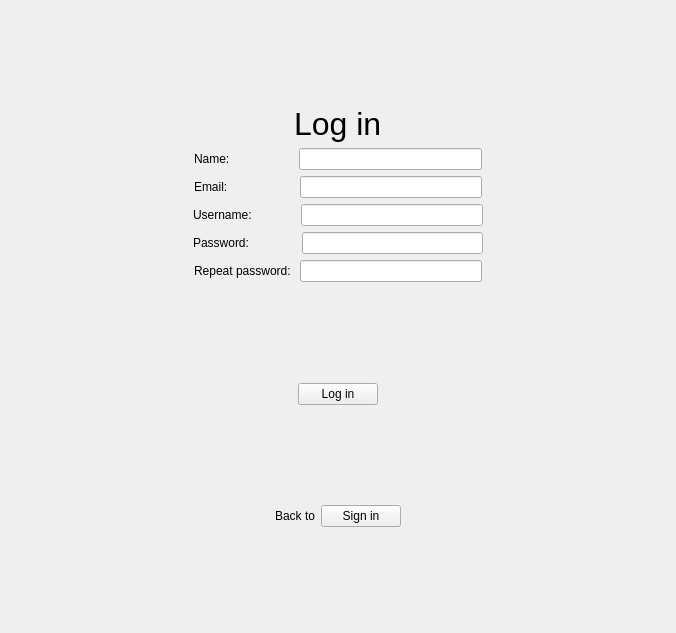
Old version of the form src/ui/loginwindow.ui in the repository artemmukh/Donatikov.net.
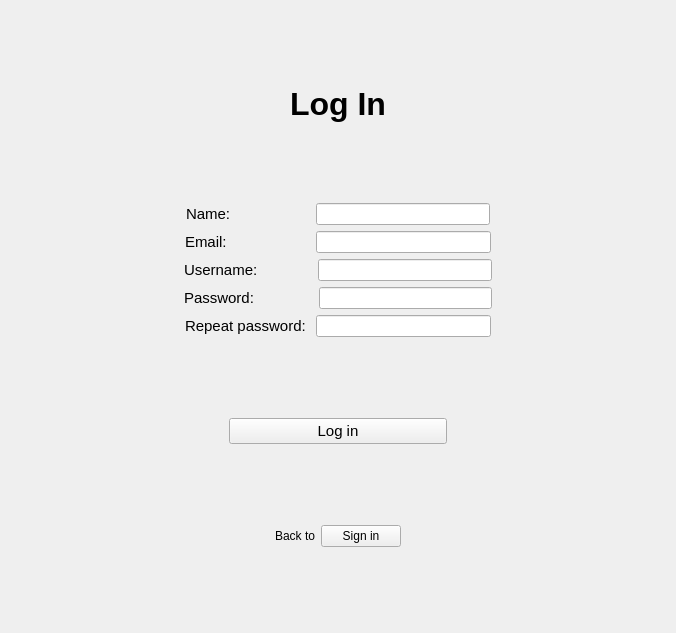
New version of the form.

Patch:
```diff
--- a/src/ui/loginwindow.ui
+++ b/src/ui/loginwindow.ui
@@ -50,10 +50,11 @@
           <property name="font">
            <font>
             <pointsize>24</pointsize>
+            <bold>true</bold>
            </font>
           </property>
           <property name="text">
-           <string>Log in</string>
+           <string>Log In</string>
           </property>
          </widget>
         </item>
@@ -72,10 +73,23 @@
         </item>
        </layout>
       </item>
+      <item>
+       <spacer name="verticalSpacer_5">
+        <property name="orientation">
+         <enum>Qt::Orientation::Vertical</enum>
+        </property>
+        <property name="sizeHint" stdset="0">
+         <size>
+          <width>20</width>
+          <height>40</height>
+         </size>
+        </property>
+       </spacer>
+      </item>
       <item>
        <layout class="QHBoxLayout" name="horizontalLayout_3">
         <item>
-         <spacer name="horizontalSpacer_7">
+         <spacer name="horizontalSpacer_8">
           <property name="orientation">
            <enum>Qt::Orientation::Horizontal</enum>
           </property>
@@ -89,6 +103,11 @@
         </item>
         <item>
          <widget class="QLabel" name="label_2">
+          <property name="font">
+           <font>
+            <pointsize>11</pointsize>
+           </font>
+          </property>
           <property name="text">
            <string>Name:                   </string>
           </property>
@@ -98,7 +117,7 @@
          <widget class="QLineEdit" name="lineEditName"/>
         </item>
         <item>
-         <spacer name="horizontalSpacer_12">
+         <spacer name="horizontalSpacer_4">
           <property name="orientation">
            <enum>Qt::Orientation::Horizontal</enum>
           </property>
@@ -115,7 +134,7 @@
       <item>
        <layout class="QHBoxLayout" name="horizontalLayout_5">
         <item>
-         <spacer name="horizontalSpacer_6">
+         <spacer name="horizontalSpacer_9">
           <property name="orientation">
            <enum>Qt::Orientation::Horizontal</enum>
           </property>
@@ -129,6 +148,11 @@
         </item>
         <item>
          <widget class="QLabel" name="label_3">
+          <property name="font">
+           <font>
+            <pointsize>11</pointsize>
+           </font>
+          </property>
           <property name="text">
            <string>Email:                    </string>
           </property>
@@ -138,7 +162,7 @@
          <widget class="QLineEdit" name="lineEditEmail"/>
         </item>
         <item>
-         <spacer name="horizontalSpacer_11">
+         <spacer name="horizontalSpacer_3">
           <property name="orientation">
            <enum>Qt::Orientation::Horizontal</enum>
           </property>
@@ -155,7 +179,7 @@
       <item>
        <layout class="QHBoxLayout" name="horizontalLayout_6">
         <item>
-         <spacer name="horizontalSpacer_5">
+         <spacer name="horizontalSpacer_10">
           <property name="orientation">
            <enum>Qt::Orientation::Horizontal</enum>
           </property>
@@ -169,6 +193,11 @@
         </item>
         <item>
          <widget class="QLabel" name="label_4">
+          <property name="font">
+           <font>
+            <pointsize>11</pointsize>
+           </font>
+          </property>
           <property name="text">
            <string>Username:             </string>
           </property>
@@ -178,7 +207,7 @@
          <widget class="QLineEdit" name="lineEditUsername"/>
         </item>
         <item>
-         <spacer name="horizontalSpacer_10">
+         <spacer name="horizontalSpacer_5">
           <property name="orientation">
            <enum>Qt::Orientation::Horizontal</enum>
           </property>
@@ -195,7 +224,7 @@
       <item>
        <layout class="QHBoxLayout" name="horizontalLayout_7">
         <item>
-         <spacer name="horizontalSpacer_4">
+         <spacer name="horizontalSpacer_11">
           <property name="orientation">
            <enum>Qt::Orientation::Horizontal</enum>
           </property>
@@ -209,6 +238,11 @@
         </item>
         <item>
          <widget class="QLabel" name="label_5">
+          <property name="font">
+           <font>
+            <pointsize>11</pointsize>
+           </font>
+          </property>
           <property name="text">
            <string>Password:              </string>
           </property>
@@ -218,7 +252,7 @@
          <widget class="QLineEdit" name="lineEditPasswordOne"/>
         </item>
         <item>
-         <spacer name="horizontalSpacer_9">
+         <spacer name="horizontalSpacer_6">
           <property name="orientation">
            <enum>Qt::Orientation::Horizontal</enum>
           </property>
@@ -235,7 +269,7 @@
       <item>
        <layout class="QHBoxLayout" name="horizontalLayout_8">
         <item>
-         <spacer name="horizontalSpacer_3">
+         <spacer name="horizontalSpacer_12">
           <property name="orientation">
            <enum>Qt::Orientation::Horizontal</enum>
           </property>
@@ -249,6 +283,11 @@
         </item>
         <item>
          <widget class="QLabel" name="label_6">
+          <property name="font">
+           <font>
+            <pointsize>11</pointsize>
+           </font>
+          </property>
           <property name="text">
            <string>Repeat password: </string>
           </property>
@@ -258,7 +297,7 @@
          <widget class="QLineEdit" name="lineEditPasswordTwo"/>
         </item>
         <item>
-         <spacer name="horizontalSpacer_8">
+         <spacer name="horizontalSpacer_7">
           <property name="orientation">
            <enum>Qt::Orientation::Horizontal</enum>
           </property>
@@ -302,6 +341,17 @@
         </item>
         <item>
          <widget class="QPushButton" name="pushButtonLogIn">
+          <property name="sizePolicy">
+           <sizepolicy hsizetype="MinimumExpanding" vsizetype="Fixed">
+            <horstretch>0</horstretch>
+            <verstretch>0</verstretch>
+           </sizepolicy>
+          </property>
+          <property name="font">
+           <font>
+            <pointsize>11</pointsize>
+           </font>
+          </property>
           <property name="text">
            <string>Log in</string>
           </property>
```
